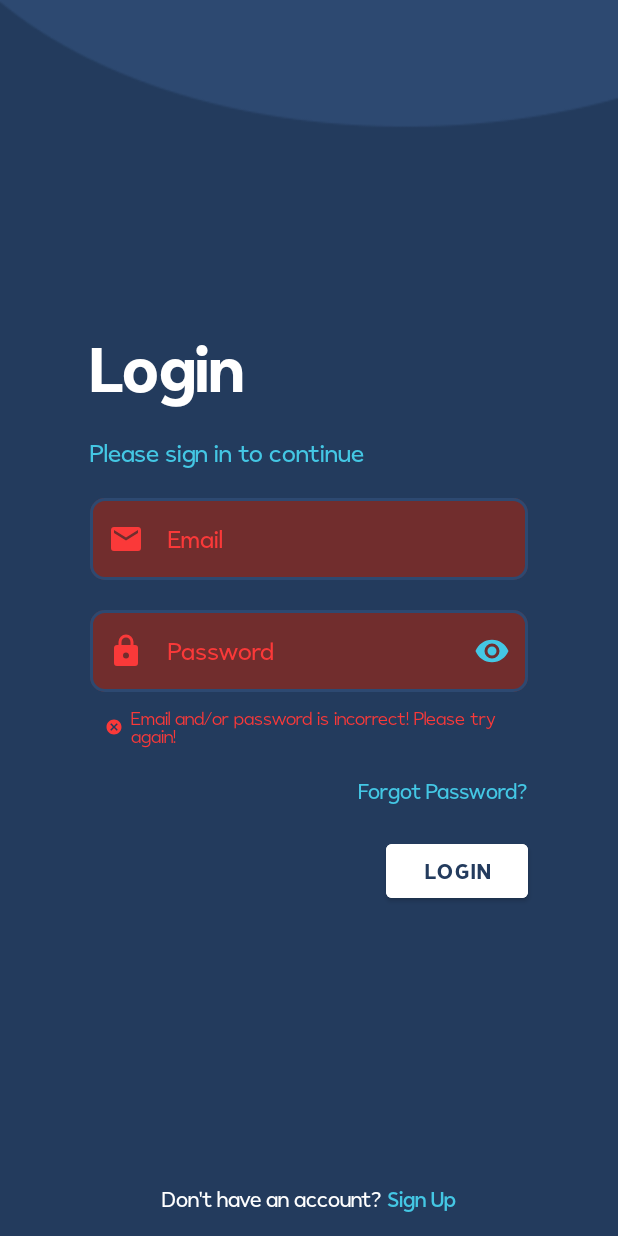
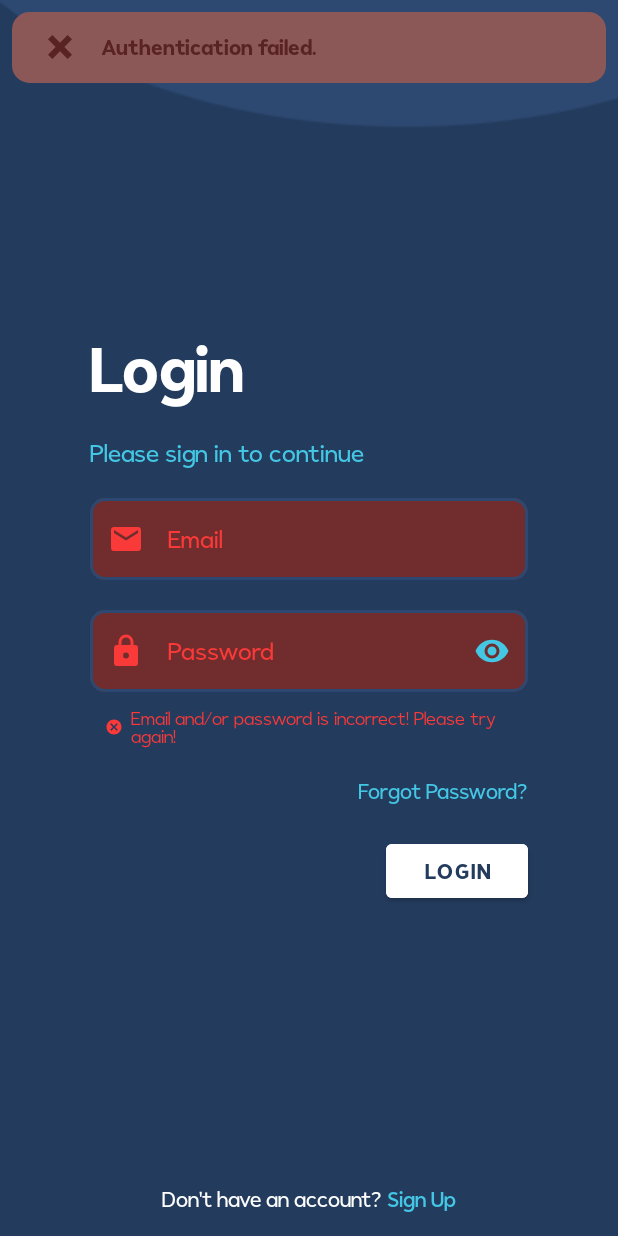
Before and after one commit to justin-medeiros/IBudget---Budgeting-App, an Android app: the screen it shows after launch (SplashScreenActivity), after a tap on "LOGIN", on a phone screen of 412 x 824 dp. Run offline under Robolectric (Android 15) with nearby library versions, the phone set to English and light mode, and no system bars; our stand-ins replace Firebase (no records; nobody signed in at launch, a user with empty details on screens opened directly), data binding; 2 other taps on this screen came first.

Commit message:
Fixed snackbar for login and sign up page

```diff
--- a/app/src/main/java/com/example/app_expenses/fragments/LoginFragment.kt
+++ b/app/src/main/java/com/example/app_expenses/fragments/LoginFragment.kt
@@ -18,6 +18,7 @@ import com.example.app_expenses.activities.MainActivity
 import com.example.app_expenses.databinding.FragmentLoginBinding
 import com.example.app_expenses.utils.UtilitiesFunctions
 import com.example.app_expenses.viewModels.AuthViewModel
+import com.google.android.material.snackbar.Snackbar
 
 
 class LoginFragment: Fragment() {
@@ -40,8 +41,8 @@ class LoginFragment: Fragment() {
             if(isSuccessful){
                 replaceActivity()
             } else{
-                Toast.makeText(context, "Authentication failed.",
-                    Toast.LENGTH_SHORT).show()
+                UtilitiesFunctions.createSuccessSnackbar(requireView(), "Authentication failed.", ContextCompat.getDrawable(requireContext(), R.drawable.ic_close_thick)!!,
+                    Snackbar.LENGTH_LONG, requireContext(), true, false).show()
                 invalidUI()
             }
         }
--- a/app/src/main/java/com/example/app_expenses/utils/UtilitiesFunctions.kt
+++ b/app/src/main/java/com/example/app_expenses/utils/UtilitiesFunctions.kt
@@ -11,6 +11,7 @@ import android.view.LayoutInflater
 import android.view.View
 import android.widget.FrameLayout
 import android.widget.ImageView
+import android.widget.RelativeLayout
 import android.widget.TextView
 import androidx.core.content.ContextCompat
 import androidx.fragment.app.Fragment
@@ -178,4 +179,47 @@ object UtilitiesFunctions{
 
         return snackBar
     }
+
+    fun createSuccessSnackbar(myView: View, myText: String, myIcon: Drawable, duration: Int, context: Context, onTop: Boolean, isSuccess: Boolean): Snackbar{
+        val snackBar = Snackbar.make(myView, myText, duration)
+        val snackbarView = snackBar.view
+        val snackbarLayout = snackBar.view as SnackbarLayout
+
+        val customView = LayoutInflater.from(context).inflate(R.layout.custom_snackbar, null)
+
+        val snackIcon = customView.findViewById<ImageView>(R.id.snackbarIcon)
+        val snackText = customView.findViewById<TextView>(R.id.snackbarText)
+        val snackContainer = customView.findViewById<RelativeLayout>(R.id.snackbarContainer)
+
+        snackIcon.background = myIcon
+        snackText.text = myText
+
+        if(onTop){
+            val params = snackbarView.layoutParams as FrameLayout.LayoutParams
+            params.gravity = Gravity.TOP
+            snackbarView.layoutParams = params
+        }
+
+        if(isSuccess){
+            snackBar.setBackgroundTint(ContextCompat.getColor(context, R.color.greenSuccessBackground))
+            snackIcon.backgroundTintList = ColorStateList.valueOf(
+                ContextCompat.getColor(context, R.color.greenSuccessForeground))
+            snackText.setTextColor(ContextCompat.getColor(context, R.color.greenSuccessForeground))
+            snackContainer.backgroundTintList =  ColorStateList.valueOf(
+                ContextCompat.getColor(context, R.color.greenSuccessBackground))
+        } else{
+            snackBar.setBackgroundTint(ContextCompat.getColor(context, R.color.redUnsuccessBackground))
+            snackIcon.backgroundTintList = ColorStateList.valueOf(
+                ContextCompat.getColor(context, R.color.redUnsuccessForeground))
+            snackText.setTextColor(ContextCompat.getColor(context, R.color.redUnsuccessForeground))
+            snackContainer.backgroundTintList =  ColorStateList.valueOf(
+                ContextCompat.getColor(context, R.color.redUnsuccessBackground))
+        }
+
+        snackbarLayout.setBackgroundColor(Color.TRANSPARENT)
+        snackbarLayout.setPadding(0, 0, 0, 0)
+        snackbarLayout.addView(customView)
+
+        return snackBar
+    }
 }
--- /dev/null
+++ b/app/src/main/res/drawable-xxhdpi/ic_close_thick.xml
@@ -0,0 +1,8 @@
+<!-- drawable/close_thick.xml -->
+<vector xmlns:android="http://schemas.android.com/apk/res/android"
+    android:height="24dp"
+    android:width="24dp"
+    android:viewportWidth="24"
+    android:viewportHeight="24">
+    <path android:fillColor="#000" android:pathData="M20 6.91L17.09 4L12 9.09L6.91 4L4 6.91L9.09 12L4 17.09L6.91 20L12 14.91L17.09 20L20 17.09L14.91 12L20 6.91Z" />
+</vector>
--- a/app/src/main/res/layout/custom_snackbar.xml
+++ b/app/src/main/res/layout/custom_snackbar.xml
@@ -3,7 +3,8 @@
     android:layout_width="match_parent"
     android:layout_height="60dp"
     android:background="@drawable/alert_box_background"
-    android:backgroundTint="@color/background_tertiary">
+    android:backgroundTint="@color/background_tertiary"
+    android:id="@+id/snackbarContainer">
 
     <ImageView
         android:id="@+id/snackbarIcon"
@@ -25,7 +26,8 @@
         android:layout_centerInParent="true"
         android:layout_alignParentLeft="true"
         android:layout_marginLeft="60dp"
-        android:textSize="16sp">
+        android:layout_marginRight="20dp"
+        android:textSize="14sp">
 
     </TextView>
 </RelativeLayout>
--- a/app/src/main/res/values/colors.xml
+++ b/app/src/main/res/values/colors.xml
@@ -15,5 +15,9 @@
     <color name="greenCategory">#8BCC39</color>
     <color name="purpleCategory">#DB00FF</color>
     <color name="yellowCategory">#ECC437</color>
+    <color name="greenSuccessBackground">#628C57</color>
+    <color name="greenSuccessForeground">#235926</color>
+    <color name="redUnsuccessBackground">#8C5757</color>
+    <color name="redUnsuccessForeground">#592323</color>
     <color name="mtrl_textinput_default_box_stroke_color" tools:override="true">@color/background_secondary</color>
 </resources>
```
Also changed, not shown: app/src/main/java/com/example/app_expenses/fragments/SignUpFragment.kt (+9 -3 lines).
